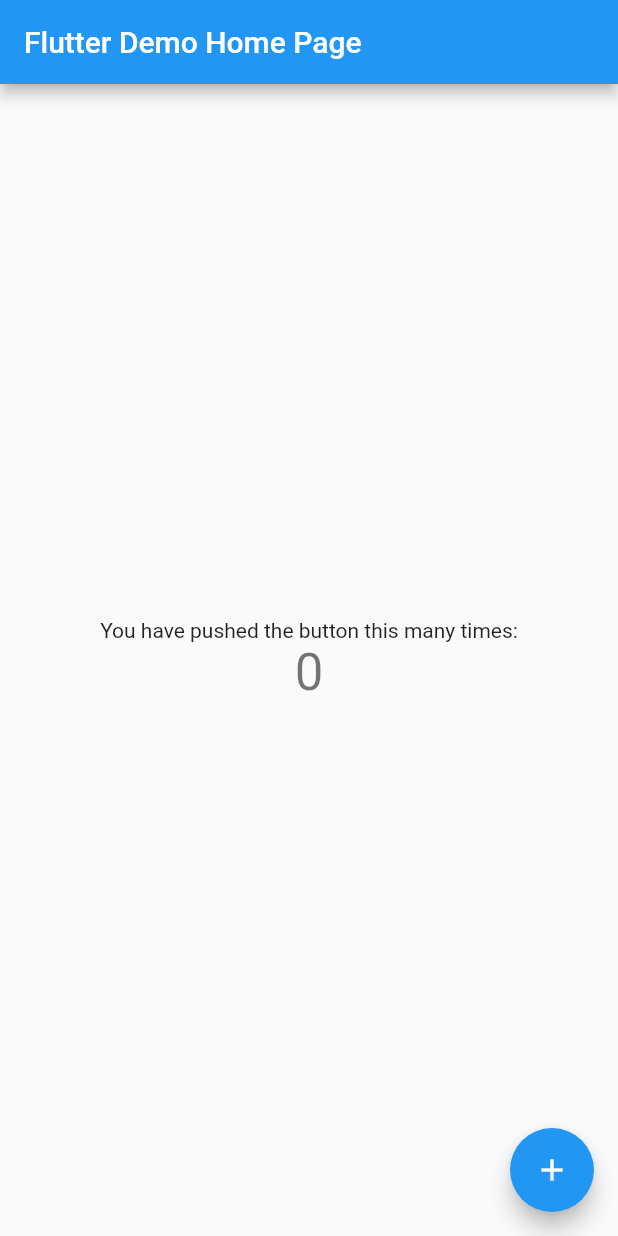
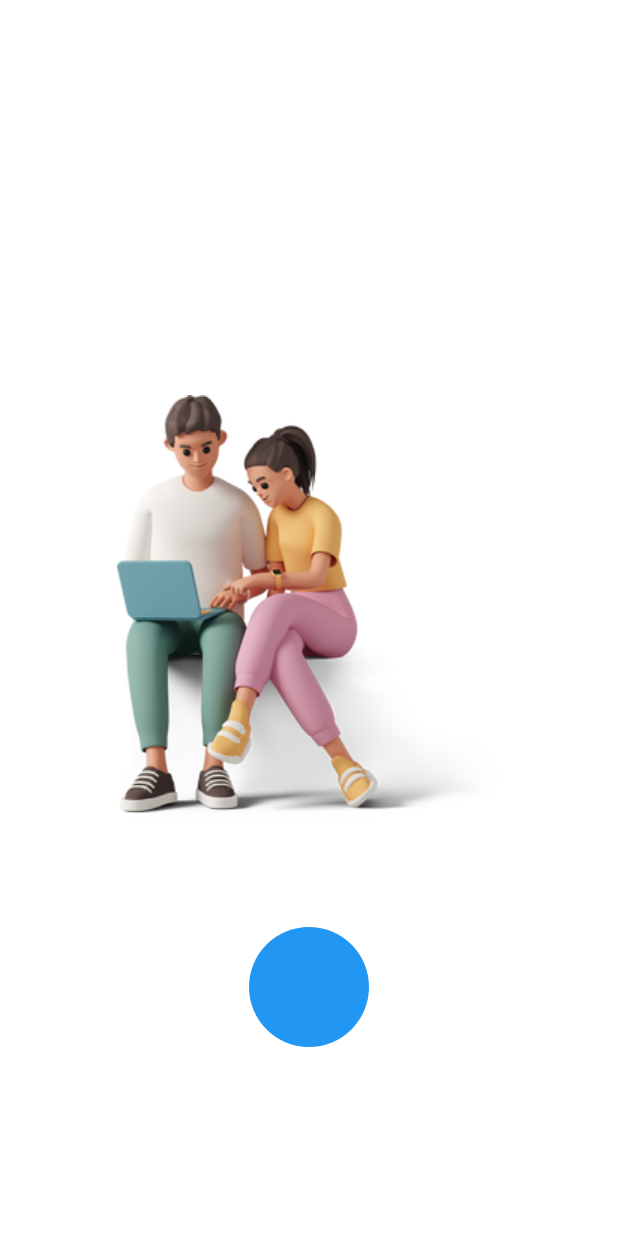
Before and after one commit to iamsahebgiri/apollo_04, a Flutter app: the screen it shows after launch, on a phone screen of 412 x 824 dp. Run offline on Flutter 3.47's test engine with Material 2 defaults, Android fonts, the phone set to English and light mode, and no system bars; drawn by our look-alikes of concentric_transition.

Commit message:
added splash screen

```diff
--- a/app/lib/main.dart
+++ b/app/lib/main.dart
@@ -1,4 +1,5 @@
 import 'package:flutter/material.dart';
+import 'package:ghumo/splash/splash.dart';
 
 void main() {
   runApp(const MyApp());
@@ -6,110 +7,15 @@ void main() {
 
 class MyApp extends StatelessWidget {
   const MyApp({Key? key}) : super(key: key);
-
-  // This widget is the root of your application.
   @override
   Widget build(BuildContext context) {
     return MaterialApp(
-      title: 'Flutter Demo',
+      debugShowCheckedModeBanner: false,
+      title: 'GHUMO',
       theme: ThemeData(
-        // This is the theme of your application.
-        //
-        // Try running your application with "flutter run". You'll see the
-        // application has a blue toolbar. Then, without quitting the app, try
-        // changing the primarySwatch below to Colors.green and then invoke
-        // "hot reload" (press "r" in the console where you ran "flutter run",
-        // or simply save your changes to "hot reload" in a Flutter IDE).
-        // Notice that the counter didn't reset back to zero; the application
-        // is not restarted.
         primarySwatch: Colors.blue,
       ),
-      home: const MyHomePage(title: 'Flutter Demo Home Page'),
+      home: const SplashScreen(),
     );
   }
 }
-
-class MyHomePage extends StatefulWidget {
-  const MyHomePage({Key? key, required this.title}) : super(key: key);
-
-  // This widget is the home page of your application. It is stateful, meaning
-  // that it has a State object (defined below) that contains fields that affect
-  // how it looks.
-
-  // This class is the configuration for the state. It holds the values (in this
-  // case the title) provided by the parent (in this case the App widget) and
-  // used by the build method of the State. Fields in a Widget subclass are
-  // always marked "final".
-
-  final String title;
-
-  @override
-  State<MyHomePage> createState() => _MyHomePageState();
-}
-
-class _MyHomePageState extends State<MyHomePage> {
-  int _counter = 0;
-
-  void _incrementCounter() {
-    setState(() {
-      // This call to setState tells the Flutter framework that something has
-      // changed in this State, which causes it to rerun the build method below
-      // so that the display can reflect the updated values. If we changed
-      // _counter without calling setState(), then the build method would not be
-      // called again, and so nothing would appear to happen.
-      _counter++;
-    });
-  }
-
-  @override
-  Widget build(BuildContext context) {
-    // This method is rerun every time setState is called, for instance as done
-    // by the _incrementCounter method above.
-    //
-    // The Flutter framework has been optimized to make rerunning build methods
-    // fast, so that you can just rebuild anything that needs updating rather
-    // than having to individually change instances of widgets.
-    return Scaffold(
-      appBar: AppBar(
-        // Here we take the value from the MyHomePage object that was created by
-        // the App.build method, and use it to set our appbar title.
-        title: Text(widget.title),
-      ),
-      body: Center(
-        // Center is a layout widget. It takes a single child and positions it
-        // in the middle of the parent.
-        child: Column(
-          // Column is also a layout widget. It takes a list of children and
-          // arranges them vertically. By default, it sizes itself to fit its
-          // children horizontally, and tries to be as tall as its parent.
-          //
-          // Invoke "debug painting" (press "p" in the console, choose the
-          // "Toggle Debug Paint" action from the Flutter Inspector in Android
-          // Studio, or the "Toggle Debug Paint" command in Visual Studio Code)
-          // to see the wireframe for each widget.
-          //
-          // Column has various properties to control how it sizes itself and
-          // how it positions its children. Here we use mainAxisAlignment to
-          // center the children vertically; the main axis here is the vertical
-          // axis because Columns are vertical (the cross axis would be
-          // horizontal).
-          mainAxisAlignment: MainAxisAlignment.center,
-          children: <Widget>[
-            const Text(
-              'You have pushed the button this many times:',
-            ),
-            Text(
-              '$_counter',
-              style: Theme.of(context).textTheme.headline4,
-            ),
-          ],
-        ),
-      ),
-      floatingActionButton: FloatingActionButton(
-        onPressed: _incrementCounter,
-        tooltip: 'Increment',
-        child: const Icon(Icons.add),
-      ), // This trailing comma makes auto-formatting nicer for build methods.
-    );
-  }
-}
--- /dev/null
+++ b/app/lib/splash/home.dart
@@ -0,0 +1,52 @@
+import 'package:concentric_transition/concentric_transition.dart';
+import 'package:flutter/material.dart';
+import 'package:ghumo/home/home_page.dart';
+
+class HomePage extends StatelessWidget {
+  const HomePage({Key? key}) : super(key: key);
+
+  @override
+  Widget build(BuildContext context) {
+    List<dynamic> pages = [
+      {
+        'image': 'assets/images/a.png',
+      },
+      {
+        'image': 'assets/images/b.png',
+      },
+      {
+        'image': 'assets/images/c.png',
+      },
+    ];
+    return Scaffold(
+      body: ConcentricPageView(
+        onFinish: () {
+          Navigator.pushReplacement(
+            context,
+            MaterialPageRoute(
+              builder: (context) => const HomePage1(),
+            ),
+          );
+        },
+        itemBuilder: (index) {
+          int pageIndex = (index % pages.length);
+          return SizedBox(
+            child: Column(
+              mainAxisAlignment: MainAxisAlignment.center,
+              children: [
+                Image.asset(
+                  pages[pageIndex]['image'],
+                ),
+              ],
+            ),
+          );
+        },
+        colors: const [
+          Colors.white,
+          Colors.blue,
+          Colors.greenAccent,
+        ],
+      ),
+    );
+  }
+}
```
Also changed, not shown: app/lib/home/home_page.dart (added, +10 -0 lines), app/lib/splash/splash.dart (added, +50 -0 lines), app/pubspec.yaml (+5 -4 lines), app/assets/images/a.png (added), app/assets/images/b.png (added), app/assets/images/c.png (added), app/pubspec.lock, 1 other file.
